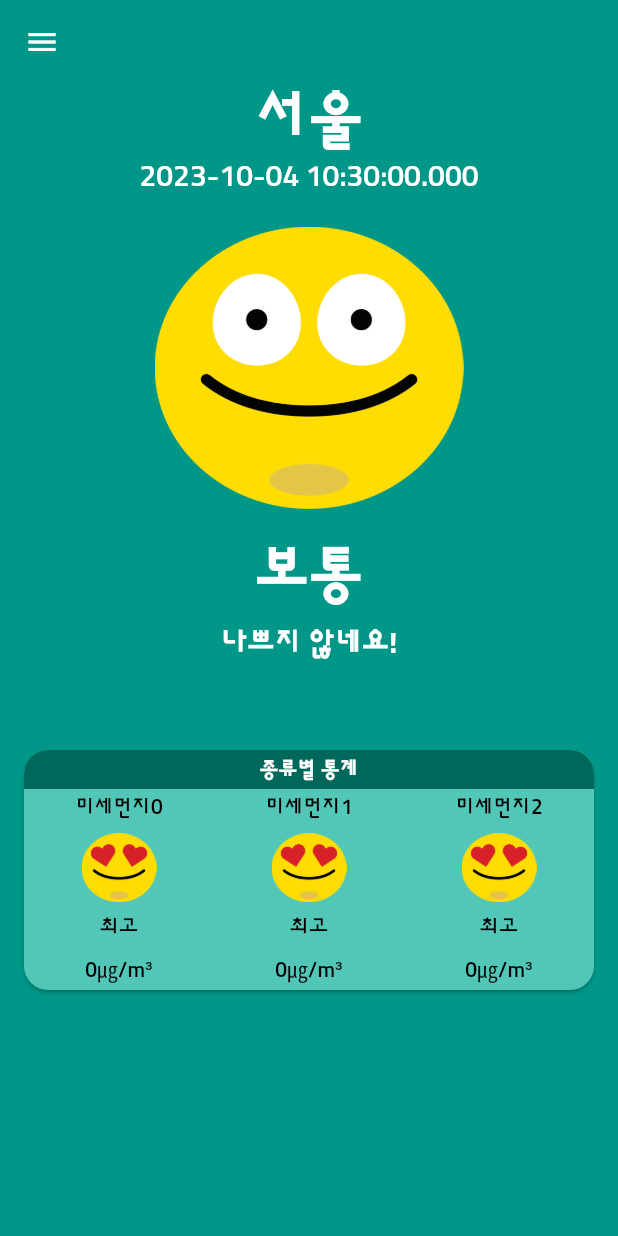
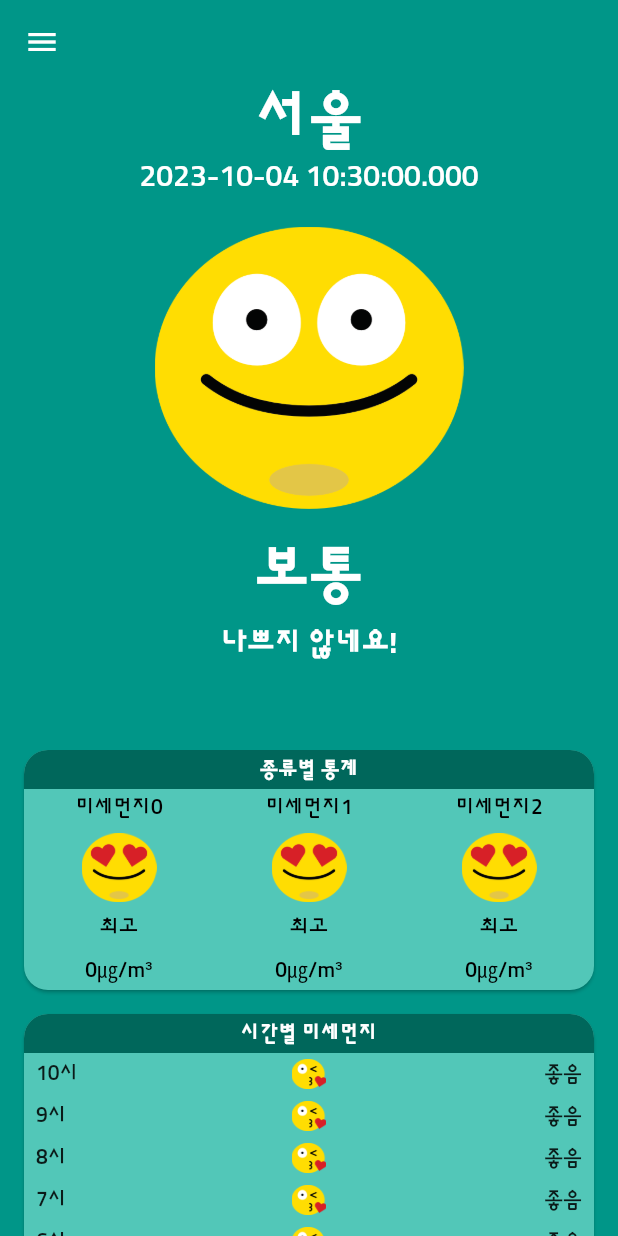
Before and after one commit to DongWooKim97/particulate_matter_app, a Flutter app: the screen it shows after launch, on a phone screen of 412 x 824 dp. Run offline on Flutter 3.47's test engine with Material 2 defaults, Android fonts, the phone set to English and light mode, and no system bars.

Commit message:
feat: HourlyCard 작업하기

```diff
--- /dev/null
+++ b/lib/component/card_title.dart
@@ -0,0 +1,36 @@
+import 'package:flutter/material.dart';
+
+import '../constant/colors.dart';
+
+class CardTitle extends StatelessWidget {
+  final String title;
+
+  const CardTitle({
+    required this.title,
+    Key? key,
+  }) : super(key: key);
+
+  @override
+  Widget build(BuildContext context) {
+    return Container(
+      decoration: BoxDecoration(
+        color: darkColor,
+        borderRadius: BorderRadius.only(
+          topLeft: Radius.circular(16.0),
+          topRight: Radius.circular(16.0),
+        ),
+      ),
+      child: Padding(
+        padding: EdgeInsets.all(4.0),
+        child: Text(
+          title,
+          style: TextStyle(
+            color: Colors.white,
+            fontWeight: FontWeight.w700,
+          ),
+          textAlign: TextAlign.center,
+        ),
+      ),
+    );
+  }
+}
--- a/lib/component/category_card.dart
+++ b/lib/component/category_card.dart
@@ -1,4 +1,6 @@
 import 'package:flutter/material.dart';
+import 'package:particulate_matter_app/component/card_title.dart';
+import 'package:particulate_matter_app/component/main_card.dart';
 
 import '../constant/colors.dart';
 import 'main_stat.dart';
@@ -10,42 +12,15 @@ class CategoryCard extends StatelessWidget {
   Widget build(BuildContext context) {
     return SizedBox(
       height: 160,
-      child: Card(
-        margin: const EdgeInsets.symmetric(horizontal: 16.0),
-        // 양쪽에 다 설정할 수 있는게 symnetric
-        shape: const RoundedRectangleBorder(
-          borderRadius: BorderRadius.all(// 카드를 한번에 깎기
-              Radius.circular(16.0) // 카드를 한번에 깎기
-              ),
-        ),
-        // ShapeBorder --> Abstract Class , extend하는 애들만 사용가능
-        color: lightColor,
+      child: MainCard( // 카드를 컴포넌트로 뺴고 외부에서 child값을 받음.
         child: LayoutBuilder(
           builder: (context, constraint) {
             return Column(
               crossAxisAlignment: CrossAxisAlignment.stretch,
               children: [
-                Container(
-                  decoration: const BoxDecoration(
-                      color: darkColor,
-                      borderRadius: BorderRadius.only(
-                        topLeft: Radius.circular(16.0),
-                        topRight: Radius.circular(16.0),
-                      )),
-                  child: const Padding(
-                    padding: EdgeInsets.all(4.0),
-                    child: Text(
-                      '종류별 통계',
-                      style: TextStyle(
-                        color: Colors.white,
-                        fontWeight: FontWeight.w700,
-                      ),
-                      textAlign: TextAlign.center,
-                    ),
-                  ),
-                ),
-                //스크롤 가능한 위젯들은 Column안에서 썼을때 무조건 Expanded안에 넣어줘야한다 무조건!!!!
+                CardTitle(title: '종류별 통계'),
                 Expanded(
+                  //스크롤 가능한 위젯들은 Column안에서 썼을때 무조건 Expanded안에 넣어줘야한다 무조건!!!!
                   child: ListView(
                     // 디폴트는 수직 vertical // 처음에 이렇게만 설정하면 아래와 같은 오류 발생
                     // Horizontal viewport was given unbounded height. -> 리스트뷰의 높이가 무한정으로 늘어났다.unbounded
--- /dev/null
+++ b/lib/component/main_card.dart
@@ -0,0 +1,24 @@
+import 'package:flutter/material.dart';
+
+import '../constant/colors.dart';
+
+class MainCard extends StatelessWidget {
+  final Widget child;
+
+  const MainCard({required this.child, Key? key}) : super(key: key);
+
+  @override
+  Widget build(BuildContext context) {
+    return Card(
+      margin: const EdgeInsets.symmetric(horizontal: 16.0),
+      // 양쪽에 다 설정할 수 있는게 symnetric
+      shape: const RoundedRectangleBorder(
+        borderRadius: BorderRadius.all( // 카드를 한번에 깎기
+            Radius.circular(16.0) // 카드를 한번에 깎기
+        ),
+      ),
+      color: lightColor,
+      child: child,
+    );
+  }
+}
--- a/lib/screen/home_screen.dart
+++ b/lib/screen/home_screen.dart
@@ -1,7 +1,8 @@
 import 'package:flutter/material.dart';
+import 'package:particulate_matter_app/component/card_title.dart';
 import 'package:particulate_matter_app/component/category_card.dart';
 import 'package:particulate_matter_app/component/main_app_bar.dart';
-import 'package:particulate_matter_app/component/main_stat.dart';
+import 'package:particulate_matter_app/component/main_card.dart';
 import 'package:particulate_matter_app/constant/colors.dart';
 
 import '../component/main_drawer.dart';
@@ -11,7 +12,7 @@ class HomeScreen extends StatelessWidget {
 
   @override
   Widget build(BuildContext context) {
-    return const Scaffold(
+    return Scaffold(
       backgroundColor: primaryColor,
       drawer: MainDrawer(),
       body: SafeArea(
@@ -25,6 +26,53 @@ class HomeScreen extends StatelessWidget {
                 crossAxisAlignment: CrossAxisAlignment.stretch,
                 children: [
                   CategoryCard(),
+                  SizedBox(height: 16.0),
+                  MainCard(
+                    child: Column(
+                      crossAxisAlignment: CrossAxisAlignment.stretch,
+                      children: [
+                        const CardTitle(
+                          title: '시간별 미세먼지',
+                        ),
+                        Column(
+                          children: List.generate(
+                            24,
+                            (index) {
+                              final now = DateTime.now();
+                              final hour = now.hour;
+                              int currentHour = hour - index;
+
+                              if (currentHour < 0) {
+                                currentHour += 24;
+                              }
+
+                              return Padding(
+                                padding: const EdgeInsets.symmetric(
+                                    horizontal: 8.0, vertical: 4.0),
+                                child: Row(
+                                  children: [
+                                    Expanded(child: Text('$currentHour시')),
+                                    Expanded(
+                                      child: Image.asset(
+                                        'asset/img/good.png',
+                                        height: 20.0,
+                                      ),
+                                    ),
+                                    const Expanded(
+                                      child: Text(
+                                        '좋음',
+                                        textAlign: TextAlign.right,
+                                      ),
+                                    ),
+                                  ],
+                                ),
+                              );
+                            },
+                          ),
+                        ),
+                      ],
+                    ),
+                  )
                 ],
               ), // 안에 들어가는 위젯들은 다 Sliver화 돼서 들어감.
             ),
```
